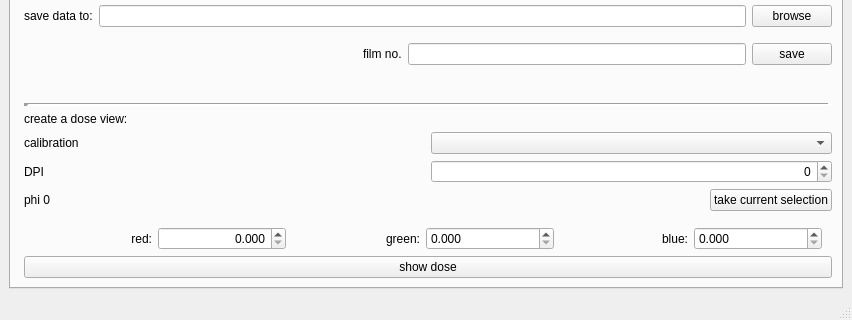
This is UI/FilmScanMain_QtDesign.ui in mgotz/EBT_evaluation as Qt 5 draws it before an edit; both pictures show x 0 to 852 and y 417 to 737 of the 852 by 737 pixel window. The edited form follows.
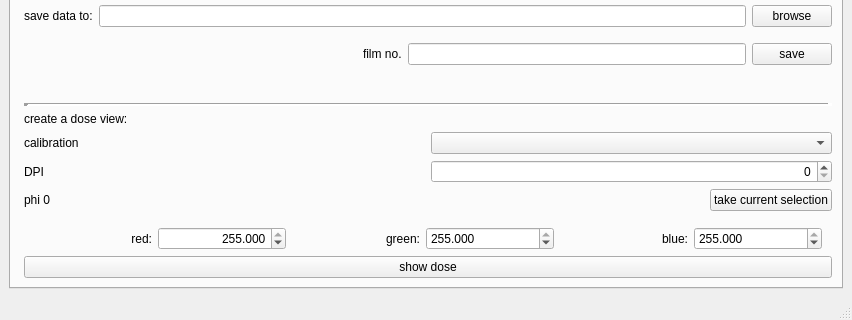
This is the edited form.

Commit message: fixed crash when a black value was provided in the calibration file (was not converted to float) changed the default phi0 values to 255 added saving of the QDoubleSpinBox fields, which were ignored previously, and fixed saving of window state

The edit to the form file:
```diff
--- a/UI/FilmScanMain_QtDesign.ui
+++ b/UI/FilmScanMain_QtDesign.ui
@@ -545,6 +545,9 @@
                 <property name="maximum">
                  <double>255.000000000000000</double>
                 </property>
+                <property name="value">
+                 <double>255.000000000000000</double>
+                </property>
                </widget>
               </item>
               <item>
@@ -568,6 +571,9 @@
                 <property name="maximum">
                  <double>255.000000000000000</double>
                 </property>
+                <property name="value">
+                 <double>255.000000000000000</double>
+                </property>
                </widget>
               </item>
               <item>
@@ -591,6 +597,9 @@
                 <property name="maximum">
                  <double>255.000000000000000</double>
                 </property>
+                <property name="value">
+                 <double>255.000000000000000</double>
+                </property>
                </widget>
               </item>
              </layout>
```
The commit also changes 4 other files.
